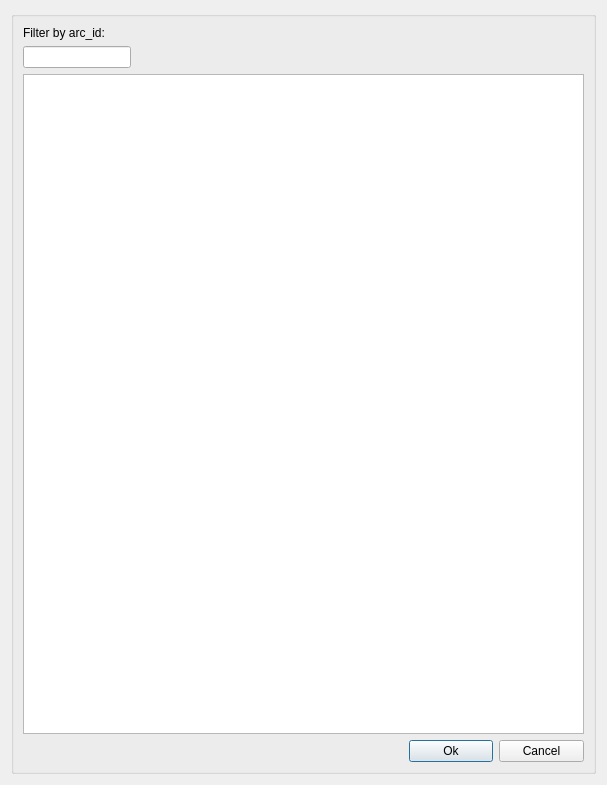
This is ui/workcat_end_list.ui in Giswater/giswater_qgis_plugin as Qt 5 draws it before an edit. The edited form follows.
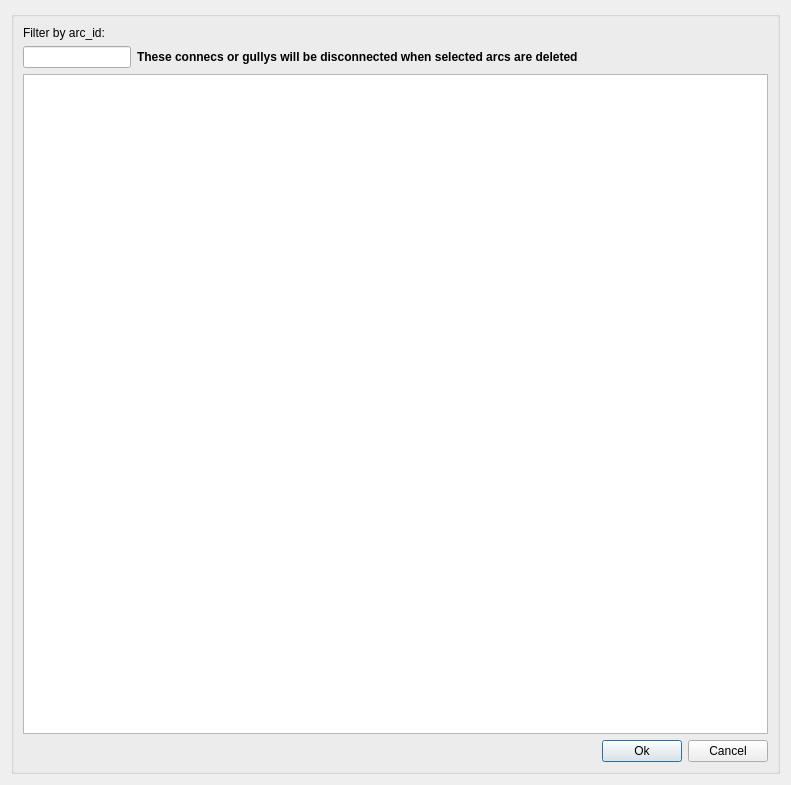
This is the edited form.

Commit message: Add title to workcat_end_list form

```diff
--- a/ui/workcat_end_list.ui
+++ b/ui/workcat_end_list.ui
@@ -6,7 +6,7 @@
    <rect>
     <x>0</x>
     <y>0</y>
-    <width>607</width>
+    <width>774</width>
     <height>785</height>
    </rect>
   </property>
@@ -20,22 +20,6 @@
       <string/>
      </property>
      <layout class="QGridLayout" name="verticalLayout_3">
-      <item row="2" column="0" colspan="6">
-       <widget class="QTableView" name="tbl_arc_x_relations"/>
-      </item>
-      <item row="3" column="0" colspan="4">
-       <spacer name="horizontalSpacer">
-        <property name="orientation">
-         <enum>Qt::Horizontal</enum>
-        </property>
-        <property name="sizeHint" stdset="0">
-         <size>
-          <width>40</width>
-          <height>20</height>
-         </size>
-        </property>
-       </spacer>
-      </item>
       <item row="0" column="0">
        <widget class="QLabel" name="label_doc_id">
         <property name="text">
@@ -43,20 +27,6 @@
         </property>
        </widget>
       </item>
-      <item row="3" column="4">
-       <widget class="QPushButton" name="btn_accept">
-        <property name="text">
-         <string>Ok</string>
-        </property>
-       </widget>
-      </item>
-      <item row="3" column="5">
-       <widget class="QPushButton" name="btn_cancel">
-        <property name="text">
-         <string>Cancel</string>
-        </property>
-       </widget>
-      </item>
       <item row="1" column="0">
        <widget class="QLineEdit" name="arc_id">
         <property name="sizePolicy">
@@ -70,7 +40,14 @@
         </property>
        </widget>
       </item>
-      <item row="1" column="1" colspan="5">
+      <item row="3" column="5">
+       <widget class="QPushButton" name="btn_accept">
+        <property name="text">
+         <string>Ok</string>
+        </property>
+       </widget>
+      </item>
+      <item row="1" column="2" colspan="5">
        <spacer name="horizontalSpacer_2">
         <property name="orientation">
          <enum>Qt::Horizontal</enum>
@@ -83,6 +60,42 @@
         </property>
        </spacer>
       </item>
+      <item row="2" column="0" colspan="7">
+       <widget class="QTableView" name="tbl_arc_x_relations"/>
+      </item>
+      <item row="3" column="6">
+       <widget class="QPushButton" name="btn_cancel">
+        <property name="text">
+         <string>Cancel</string>
+        </property>
+       </widget>
+      </item>
+      <item row="3" column="0" colspan="5">
+       <spacer name="horizontalSpacer">
+        <property name="orientation">
+         <enum>Qt::Horizontal</enum>
+        </property>
+        <property name="sizeHint" stdset="0">
+         <size>
+          <width>40</width>
+          <height>20</height>
+         </size>
+        </property>
+       </spacer>
+      </item>
+      <item row="1" column="1">
+       <widget class="QLabel" name="label">
+        <property name="font">
+         <font>
+          <weight>75</weight>
+          <bold>true</bold>
+         </font>
+        </property>
+        <property name="text">
+         <string>These connecs or gullys will be disconnected when selected arcs are deleted</string>
+        </property>
+       </widget>
+      </item>
      </layout>
     </widget>
    </item>
```
